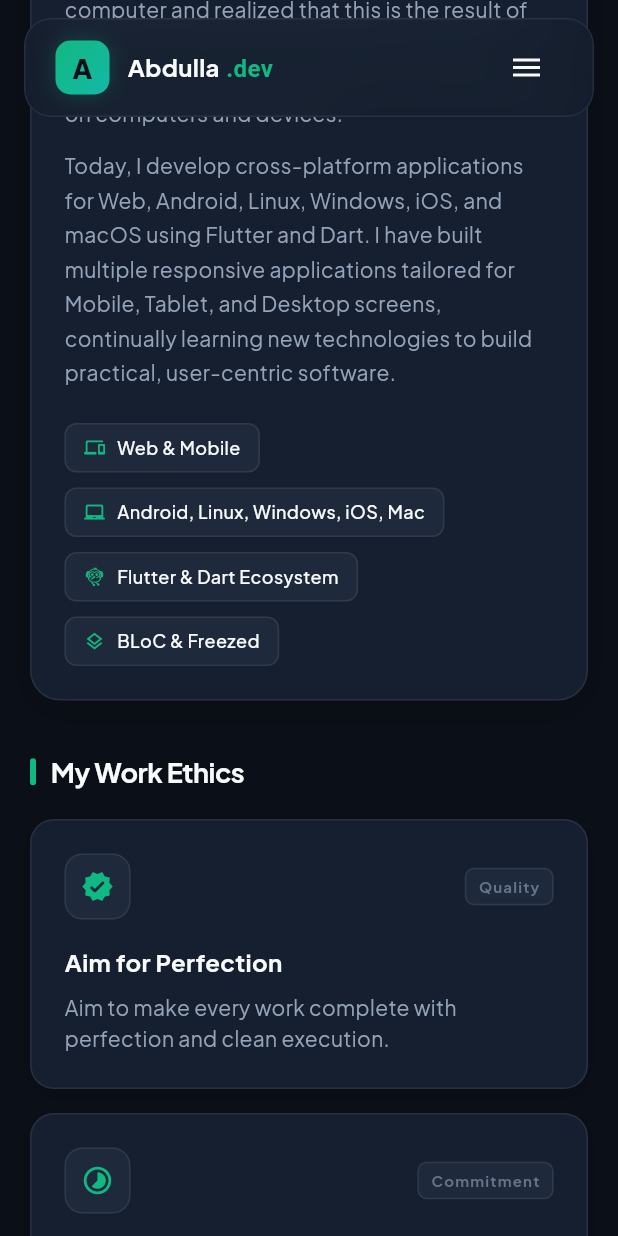
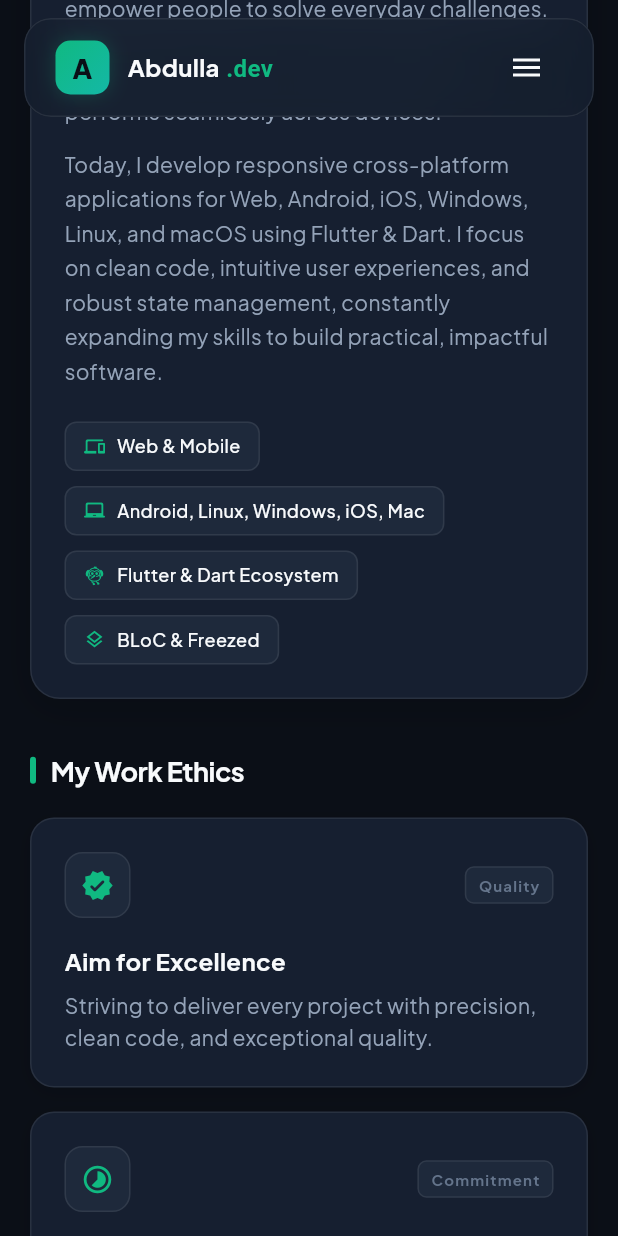
Before and after one commit to abdullac/my_portfolio, a Flutter app: the screen it shows after launch, scrolled down 1152 dp, on a phone screen of 412 x 824 dp. Run offline on Flutter 3.47's test engine with Material 3 defaults, Android fonts, the phone set to English and light mode, and no system bars; our stand-ins replace font_awesome_flutter, google_fonts.

Commit message:
feat: polish portfolio content, refine story & work ethics, and update project metadata to industry standard

```diff
--- a/lib/core/constants/app_constants.dart
+++ b/lib/core/constants/app_constants.dart
@@ -7,7 +7,7 @@ class AppConstants {
   static const String developerRole = 'Flutter Developer';
   static const String developerWelcome = 'Yes, Your Own';
   static const String developerTagline =
-      'Developer for Web, Android, Linux, Windows, iOS, and macOS applications with responsive design for Mobile, Tablet, and Desktop using Flutter & Dart.';
+      'Passionate Flutter & Dart developer crafting seamless, responsive cross-platform experiences for Web, Mobile (Android & iOS), and Desktop.';
 
   // External Profiles & Contact (from abdullac.github.io/#/)
   static const String githubUrl = 'https://github.com/abdullac';
--- a/lib/models/project_model.dart
+++ b/lib/models/project_model.dart
@@ -28,19 +28,19 @@ class ProjectModel {
       id: 'netflipz-netflix-clone',
       title: 'Netflipz (Netflix Clone)',
       description:
-          'Responsive Netflix Clone built with Flutter Web and Mobile featuring animated transparent App Bar, 3-tier visibility Bottom Navigation Bar, custom image cards, search views, fast laughs, and coming soon items.',
+          'A responsive Netflix clone engineered with Flutter Web & Mobile, featuring an animated transparent app bar, dynamic bottom navigation, search filters, Fast Laughs reels, and coming-soon previews.',
       technologies: ['Flutter Web', 'Flutter Mobile', 'BLoC', 'Freezed', 'Dio', 'REST API'],
       liveUrl: 'https://abdullac.github.io/-NetClpix-NetFlix-Clone-Web-Flutter/',
       githubUrl: 'https://github.com/abdullac/-NetClpix-NetFlix-Clone-Web-Flutter',
       imagePath: 'assets/projects/netflipzhome.webp',
       isFeatured: true,
-      badge: 'Featured in /#/',
+      badge: 'Featured Project',
     ),
     ProjectModel(
       id: 'cafe-menu-web-app',
       title: 'Cafe Menu & Ordering App',
       description:
-          'Interactive restaurant and cafe menu application built with Flutter Web and Mobile, allowing customers to browse digital menus, categories, and item details with responsive UI.',
+          'An interactive digital menu application developed with Flutter Web & Mobile, enabling seamless food category browsing, rich item previews, and an intuitive ordering interface.',
       technologies: ['Flutter Web', 'Dart', 'Responsive UI', 'State Management'],
       liveUrl: 'https://abdullac.github.io/cafe-menu-flutter-web-app/',
       githubUrl: 'https://github.com/abdullac/cafe-menu-flutter-web-app',
@@ -51,7 +51,7 @@ class ProjectModel {
       id: 'devtube-youtube-app',
       title: 'DevTube (YouTube Web App)',
       description:
-          'Video streaming web application inspired by YouTube built with Flutter Web, featuring responsive layout, video card grids, and channel navigation.',
+          'A video streaming web application inspired by YouTube, engineered with Flutter Web featuring responsive video feeds, custom media cards, and channel navigation.',
       technologies: ['Flutter Web', 'Dart', 'Video Integration', 'Responsive UI'],
       liveUrl: 'https://abdullac.github.io/devtube-flutter-web-app/',
       githubUrl: 'https://github.com/abdullac/devtube-flutter-web-app',
@@ -62,7 +62,7 @@ class ProjectModel {
       id: 'customer-feedback-system',
       title: 'Customer Feedback System',
       description:
-          'Cross-platform feedback collection application developed with Flutter for capturing customer ratings, reviews, and satisfaction metrics seamlessly.',
+          'A cross-platform feedback management application built with Flutter to capture customer ratings, reviews, and satisfaction analytics in real time.',
       technologies: ['Flutter Web', 'Dart', 'Google Sheets API', 'Form Validation'],
       liveUrl: 'https://abdullac.github.io/costomer-feedback-system/',
       githubUrl: 'https://github.com/abdullac/costomer-feedback-system',
--- a/lib/models/skill_model.dart
+++ b/lib/models/skill_model.dart
@@ -58,7 +58,7 @@ class SkillCategoryGroup {
         SkillItem(name: 'BLoC', badge: 'State'),
         SkillItem(name: 'Freezed', badge: 'Immutable'),
         SkillItem(name: 'Injectable', badge: 'DI'),
-        SkillItem(name: 'Clean Code'),
+        SkillItem(name: 'Clean Architecture', badge: 'Pattern'),
       ],
     ),
     SkillCategoryGroup(
@@ -76,7 +76,7 @@ class SkillCategoryGroup {
       description: 'Version control, programming environments, and operating systems.',
       skills: [
         SkillItem(name: 'Git & GitHub'),
-        SkillItem(name: 'Java'),
+        SkillItem(name: 'Android Studio / VS Code'),
         SkillItem(name: 'Linux OS'),
         SkillItem(name: 'Cross-Platform Build'),
       ],
--- a/lib/sections/about_section.dart
+++ b/lib/sections/about_section.dart
@@ -178,7 +178,7 @@ class AboutSection extends StatelessWidget {
         ),
         const SizedBox(height: 18),
         Text(
-          'One day, I was using an application on a computer and realized that this is the result of people working to create solutions. I was inspired to build software that runs seamlessly on computers and devices.',
+          'My journey into software engineering began with a genuine curiosity about how digital tools empower people to solve everyday challenges. Inspired by the impact of well-crafted technology, I set out to build software that performs seamlessly across devices.',
           style: AppTypography.bodyLarge.copyWith(
             height: 1.65,
             fontSize: isMobile ? 14 : 16,
@@ -186,7 +186,7 @@ class AboutSection extends StatelessWidget {
         ),
         const SizedBox(height: 12),
         Text(
-          'Today, I develop cross-platform applications for Web, Android, Linux, Windows, iOS, and macOS using Flutter and Dart. I have built multiple responsive applications tailored for Mobile, Tablet, and Desktop screens, continually learning new technologies to build practical, user-centric software.',
+          'Today, I develop responsive cross-platform applications for Web, Android, iOS, Windows, Linux, and macOS using Flutter & Dart. I focus on clean code, intuitive user experiences, and robust state management, constantly expanding my skills to build practical, impactful software.',
           style: AppTypography.bodyLarge.copyWith(
             height: 1.65,
             fontSize: isMobile ? 14 : 16,
@@ -218,39 +218,39 @@ class AboutSection extends StatelessWidget {
     final ethics = const [
       (
         icon: Icons.verified_rounded,
-        title: 'Aim for Perfection',
+        title: 'Aim for Excellence',
         tag: 'Quality',
-        description: 'Aim to make every work complete with perfection and clean execution.',
+        description: 'Striving to deliver every project with precision, clean code, and exceptional quality.',
       ),
       (
         icon: Icons.timelapse_rounded,
-        title: 'High Responsibility',
+        title: 'Ownership & Dedication',
         tag: 'Commitment',
-        description: 'Working longer hours with high responsibility and attention to detail.',
+        description: 'Taking full ownership of project deliverables with deep commitment and meticulous attention to detail.',
       ),
       (
         icon: Icons.sentiment_satisfied_alt_rounded,
-        title: 'Friendly Attitude',
+        title: 'Collaborative Spirit',
         tag: 'Teamwork',
-        description: 'Friendly, humble, and positive attitude towards everyone and team members.',
+        description: 'Maintaining a humble, friendly, and respectful approach in teamwork and communication.',
       ),
       (
         icon: Icons.lightbulb_rounded,
-        title: 'Positive Mindset',
+        title: 'Solution-Oriented Mindset',
         tag: 'Mindset',
-        description: 'Tackling complex development tasks and problems with a positive attitude.',
+        description: 'Approaching challenging technical problems with curiosity, optimism, and persistent problem-solving.',
       ),
       (
         icon: Icons.shield_rounded,
-        title: 'Resilient Under Pressure',
+        title: 'Resilience Under Pressure',
         tag: 'Resilience',
-        description: 'Ready to work calmly under pressure and meet project milestones.',
+        description: 'Staying calm, composed, and productive under pressure to consistently achieve project milestones.',
       ),
       (
         icon: Icons.auto_stories_rounded,
-        title: 'Continuous Learning',
+        title: 'Continuous Growth',
         tag: 'Growth',
-        description: 'Always learning new things, technologies, and incorporating them into projects.',
+        description: 'Continuously mastering modern technologies and best practices to build better digital experiences.',
       ),
     ];
 
--- a/lib/sections/hero_section.dart
+++ b/lib/sections/hero_section.dart
@@ -149,7 +149,7 @@ class HeroSection extends StatelessWidget {
           const SizedBox(width: 10),
           Flexible(
             child: Text(
-              'Available for projects / Flutter Developer',
+              'Available for Projects & Opportunities',
               style: AppTypography.bodySmall.copyWith(
                 color: AppColors.textPrimary,
                 fontWeight: FontWeight.w600,
--- a/lib/sections/projects_section.dart
+++ b/lib/sections/projects_section.dart
@@ -18,7 +18,7 @@ class ProjectsSection extends StatelessWidget {
     return SectionContainer(
       sectionKey: sectionKey,
       sectionNumber: '03. //',
-      title: 'Featured Projects & My Works',
+      title: 'Featured Projects',
       subtitle:
           'Real-world applications built and deployed with Flutter across Web and Mobile platforms.',
       child: isDesktop
--- a/lib/sections/skills_section.dart
+++ b/lib/sections/skills_section.dart
@@ -30,7 +30,7 @@ class SkillsSection extends StatelessWidget {
                 crossAxisCount: 2,
                 crossAxisSpacing: 20,
                 mainAxisSpacing: 20,
-                mainAxisExtent: 275,
+                mainAxisExtent: 300,
               ),
               itemCount: SkillCategoryGroup.groups.length,
               itemBuilder: (context, index) {
--- a/lib/widgets/footer.dart
+++ b/lib/widgets/footer.dart
@@ -74,7 +74,7 @@ class Footer extends StatelessWidget {
 
               // Clean Copyright Line
               Text(
-                'Created by ${AppConstants.developerName} • All rights reserved',
+                '© 2026 ${AppConstants.developerName} • Crafted with Flutter Web',
                 style: AppTypography.bodySmall.copyWith(
                   color: AppColors.textMuted,
                   fontSize: 12,
```
Also changed, not shown: 1 other file.
